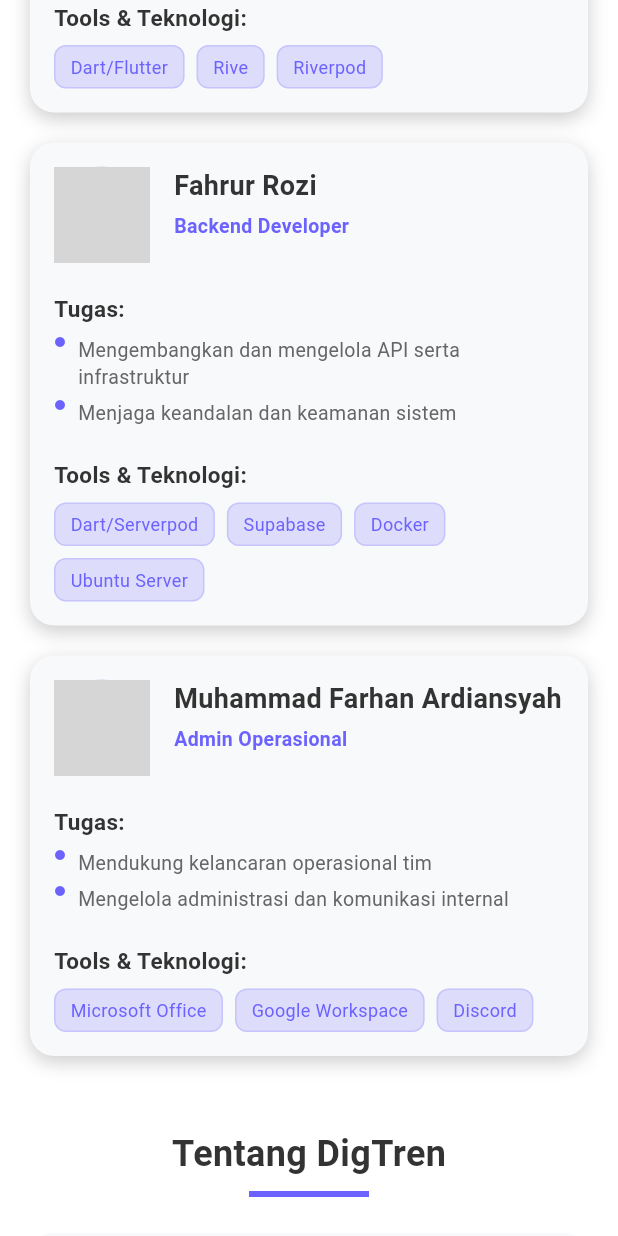
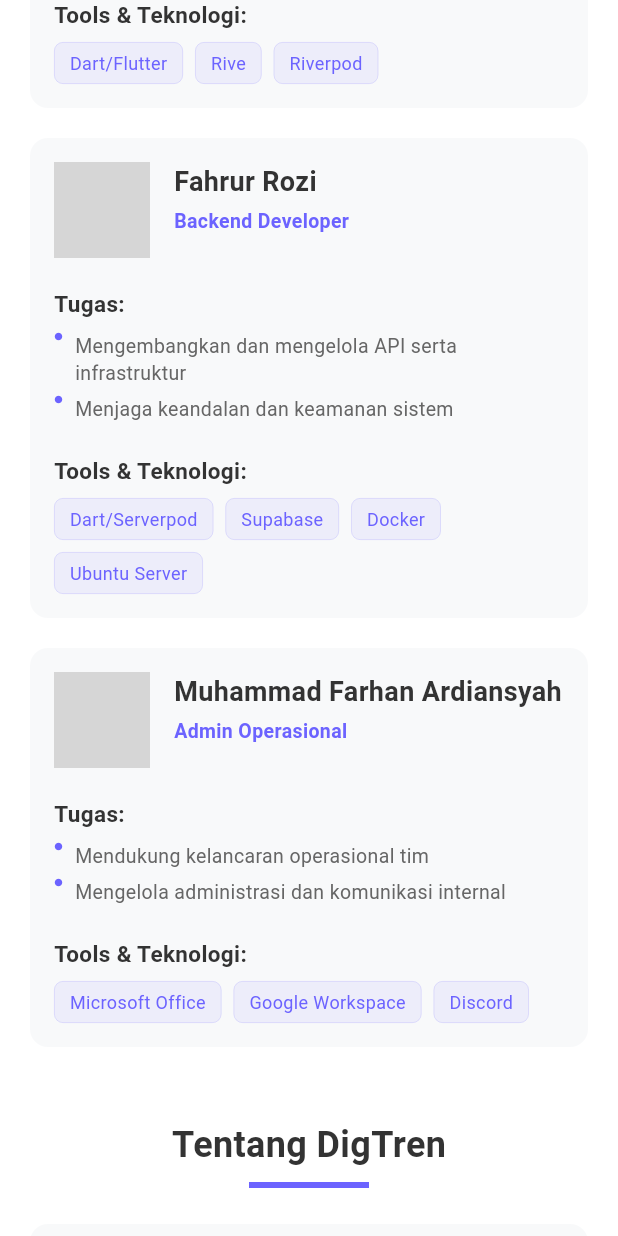
Before and after one commit to programmernusantara/digtren, a Flutter app: the TeamProfileScreen screen opened directly, scrolled down 1152 dp, on a phone screen of 412 x 824 dp. Run offline on Flutter 3.47's test engine with Material 3 defaults, Android fonts, the phone set to English and light mode, and no system bars; our stand-ins replace photo_view, smooth_page_indicator; grey boxes are pictures that could not be loaded.

Commit message:
First Commit

```diff
--- a/lib/screens/profile_screen.dart
+++ b/lib/screens/profile_screen.dart
@@ -9,7 +9,7 @@ class TeamProfileScreen extends StatelessWidget {
   static const Color textPrimary = Color(0xFF333333);
   static const Color textSecondary = Color(0xFF666666);
   static const double desktopMaxWidth = 1200.0;
-  static const double cardBorderRadius = 16.0;
+  static const double cardBorderRadius = 12.0; // Reduced border radius
   static const double sectionSpacing = 40.0;
   static const double desktopPadding = 40.0;
   static const double mobilePadding = 20.0;
@@ -260,13 +260,7 @@ class TeamProfileScreen extends StatelessWidget {
       decoration: BoxDecoration(
         color: secondaryColor,
         borderRadius: BorderRadius.circular(cardBorderRadius),
-        boxShadow: [
-          BoxShadow(
-            color: Colors.black.withAlpha(50),
-            blurRadius: 10.0,
-            offset: const Offset(0.0, 4.0),
-          ),
-        ],
+        // Removed shadow as requested
       ),
       padding: EdgeInsets.all(cardPadding),
       child: Column(
@@ -289,7 +283,7 @@ class TeamProfileScreen extends StatelessWidget {
                   ),
                   border: Border.all(
                     color: primaryColor.withAlpha(50),
-                    width: 2.0,
+                    width: 1.0, // Reduced border width
                   ),
                 ),
               ),
@@ -339,7 +333,11 @@ class TeamProfileScreen extends StatelessWidget {
               child: Row(
                 crossAxisAlignment: CrossAxisAlignment.start,
                 children: [
-                  Icon(Icons.circle, size: 8.0, color: primaryColor),
+                  Icon(
+                    Icons.circle,
+                    size: 6.0,
+                    color: primaryColor,
+                  ), // Smaller bullet point
                   const SizedBox(width: 8.0),
                   Expanded(
                     child: Text(
@@ -380,10 +378,15 @@ class TeamProfileScreen extends StatelessWidget {
                             vertical: isMobile ? 5.0 : 6.0,
                           ),
                           decoration: BoxDecoration(
-                            color: primaryColor.withAlpha(50),
-                            borderRadius: BorderRadius.circular(8.0),
+                            color: primaryColor.withAlpha(
+                              20,
+                            ), // Lighter background
+                            borderRadius: BorderRadius.circular(
+                              6.0,
+                            ), // Smaller radius
                             border: Border.all(
                               color: primaryColor.withAlpha(50),
+                              width: 0.5, // Thinner border
                             ),
                           ),
                           child: Text(
```
